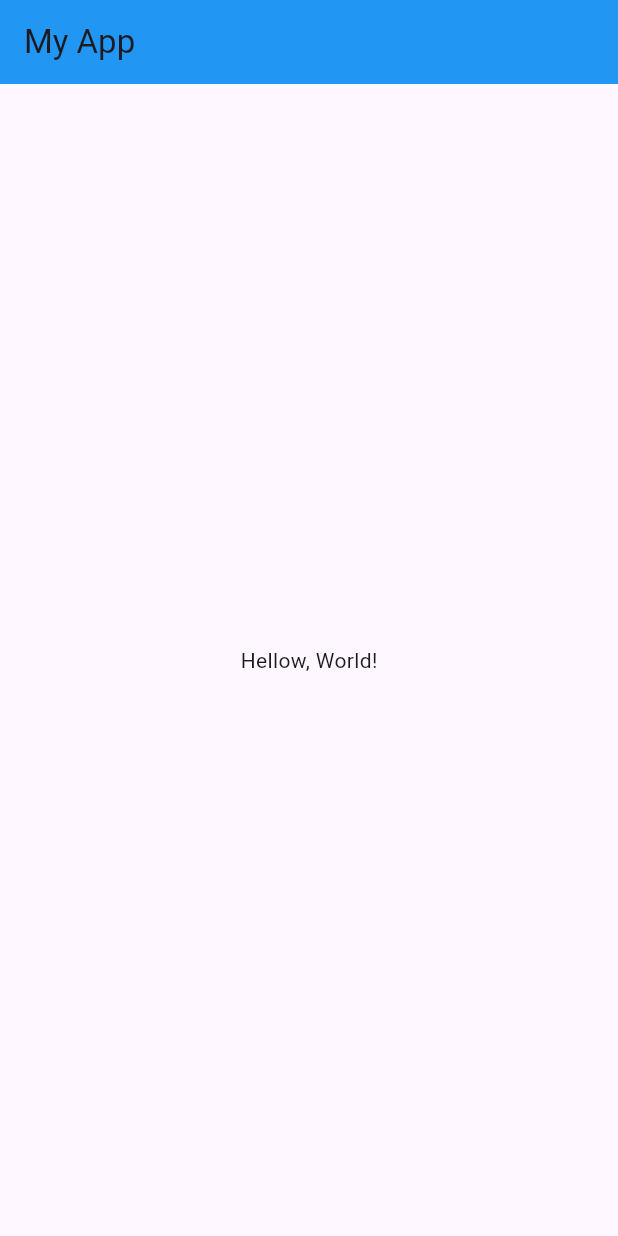
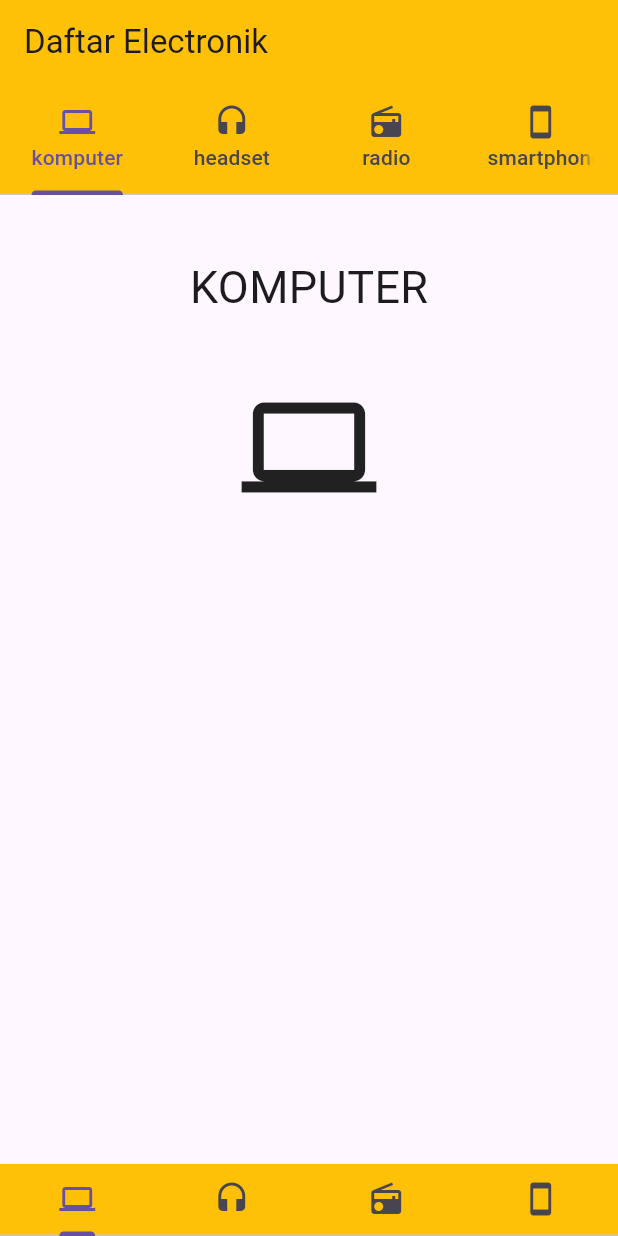
Before and after one commit to Nazirasafa/tab, a Flutter app: the screen it shows after launch, on a phone screen of 412 x 824 dp. Run offline on Flutter 3.47's test engine with Material 3 defaults, Android fonts, the phone set to English and light mode, and no system bars.

Commit message:
first commit

```diff
--- /dev/null
+++ b/lib/hal_komputer.dart
@@ -0,0 +1,26 @@
+import 'package:flutter/material.dart';
+
+class komputer extends StatelessWidget {
+  @override
+  Widget build(BuildContext context) {
+    return new Container(
+      child: new Center(
+        child: new Column(
+          children: <Widget>[
+            new Padding(
+              padding: new EdgeInsets.all(20.0),
+            ),
+            new Text(
+              "KOMPUTER",
+              style: new TextStyle(fontSize: 30.0),
+            ),
+            new Padding(
+              padding: new EdgeInsets.all(20.0),
+            ),
+            new Icon(Icons.computer, size: 90.0)
+          ], //<Widget>[]
+        ), // Column
+      ),
+    );
+  }
+}
--- a/lib/main.dart
+++ b/lib/main.dart
@@ -1,24 +1,95 @@
 import 'package:flutter/material.dart';
+
+import './hal_komputer.dart' as komputer;
+import './hal_radio.dart' as radio;
+import './hal_headset.dart' as headset;
+import './hal_smartphone.dart' as hp;
 
 void main() {
   runApp(
     MaterialApp(
-      home: MyApp(),
+      title: "Tab Bar",
+      home: Home(),
     ),
   );
 }
 
-class MyApp extends StatelessWidget {
+class Home extends StatefulWidget {
+  const Home({super.key});
   @override
+  State<Home> createState() => _MyWidgetState();
+}
+
+class _MyWidgetState extends State<Home> with SingleTickerProviderStateMixin {
+  late TabController controller;
+  @override
+  void initState() {
+    controller = TabController(vsync: this, length: 4);
+    super.initState();
+  }
+
+  @override
+  void dispose() {
+    controller.dispose();
+    super.dispose();
+  }
+
   Widget build(BuildContext context) {
     return Scaffold(
       appBar: AppBar(
-        title: Text('My App'),
-        backgroundColor: Colors.blue,
+        backgroundColor: Colors.amber,
+        title: Text('Daftar Electronik'),
+        bottom: TabBar(
+          controller: controller,
+          tabs: <Widget>[
+            Tab(
+              icon: Icon(Icons.computer),
+              text: "komputer",
+            ),
+            Tab(
+              icon: Icon(Icons.headset),
+              text: "headset",
+            ),
+            Tab(
+              icon: Icon(Icons.radio),
+              text: "radio",
+            ),
+            Tab(
+              icon: Icon(Icons.smartphone),
+              text: "smartphone",
+            ),
+          ],
+        ),
       ),
-      body: Center(
-        child: Text('Hellow, World!'),
-    ),
-  );
+      body: TabBarView(
+        controller: controller,
+        children: <Widget>[
+          komputer.komputer(),
+          headset.headset(),
+          radio.radio(),
+          hp.smartphone()
+        ],
+      ),
+      bottomNavigationBar: new Material(
+        color: Colors.amber,
+        child: new TabBar(
+          controller: controller,
+          tabs: <Widget>[
+            new Tab(
+              icon: new Icon(Icons.computer),
+            ),
+            new Tab(
+              icon: new Icon(Icons.headset),
+            ),
+            new Tab(
+              icon: new Icon(Icons.radio),
+            ),
+            new Tab(
+              icon: new Icon(Icons.smartphone),
+            ),
+          ],
+        ),
+      ),
+    );
   }
 }
```
Also changed, not shown: lib/hal_headset.dart (added, +26 -0 lines), lib/hal_radio.dart (added, +20 -0 lines), lib/hal_smartphone.dart (added, +26 -0 lines).
